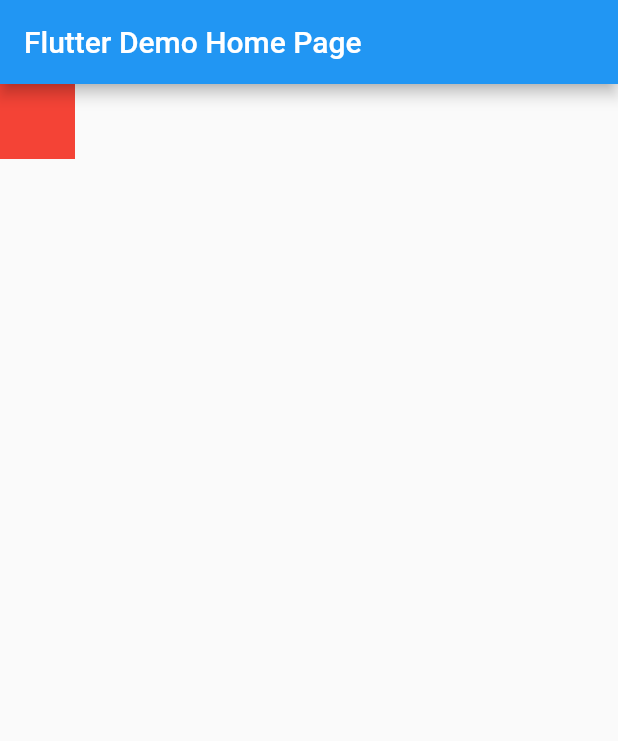
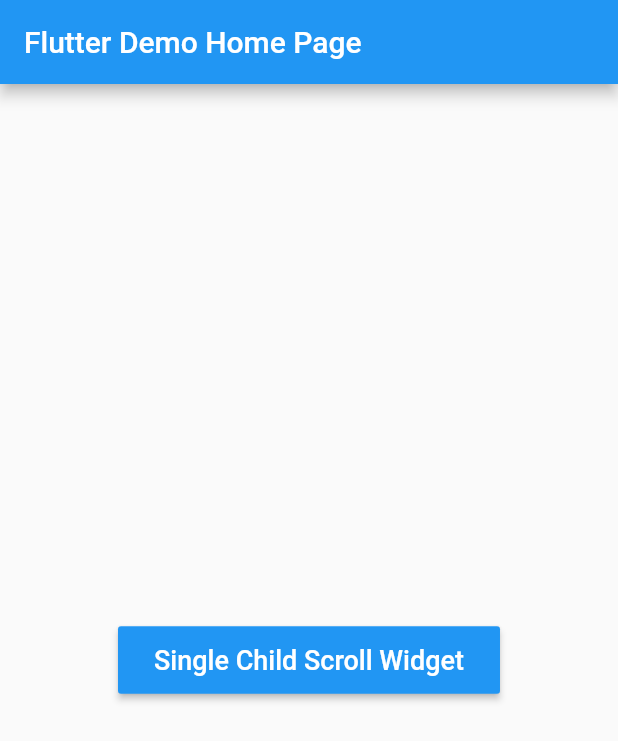
Before and after one commit to wanglu1209/FlutterStudy, a Flutter app: the screen it shows after launch, on a phone screen of 412 x 824 dp. Shown: the top 741 px of the screen. Run offline on Flutter 3.47's test engine with Material 2 defaults, Android fonts, the phone set to English and light mode, and no system bars; our stand-ins replace dio.

```diff
--- /dev/null
+++ b/lib/book/GradientButton.dart
@@ -0,0 +1,28 @@
+import 'package:flutter/material.dart';
+
+class GradientButton extends StatefulWidget {
+  @override
+  State<StatefulWidget> createState() {
+    // TODO: implement createState
+    return _GradientButtonState();
+  }
+}
+
+class _GradientButtonState extends State<GradientButton> {
+  @override
+  Widget build(BuildContext context) {
+    // TODO: implement build
+    return DefaultTextStyle(
+        style: TextStyle(color: Colors.white, fontSize: 18.0),
+        child: Column(
+          mainAxisAlignment: MainAxisAlignment.center,
+          children: <Widget>[
+            RaisedButton(
+              onPressed: null,
+              color: Colors.blue,
+              child: Text('Single Child Scroll Widget'),
+            )
+          ],
+        ));
+  }
+}
--- a/lib/book/main.dart
+++ b/lib/book/main.dart
@@ -1,4 +1,3 @@
-import 'package:FlutterStudy/book/ConstrainedBoxDemo.dart';
 import 'package:flutter/material.dart';
 
 void main() => runApp(new MyApp());
@@ -33,6 +32,25 @@ class _MyHomePageState extends State<MyHomePage> {
         appBar: new AppBar(
           title: new Text(widget.title),
         ),
-        body: ConstrainedBoxDemo());
+        body: Center(
+          child: DefaultTextStyle(
+              style: TextStyle(color: Colors.white, fontSize: 18.0),
+              child: Column(
+                mainAxisAlignment: MainAxisAlignment.center,
+                children: <Widget>[
+                  RaisedButton(
+                    onPressed: () {},
+                    colorBrightness: Brightness.dark,
+                    padding:
+                        EdgeInsets.symmetric(vertical: 12.0, horizontal: 24.0),
+                    color: Colors.blue,
+                    child: Text(
+                      'Single Child Scroll Widget',
+                      style: TextStyle(fontSize: 18),
+                    ),
+                  )
+                ],
+              )),
+        ));
   }
 }
```
